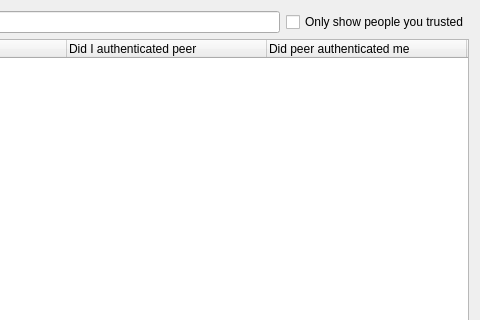
The window that retroshare-gui/src/gui/NetworkDialog.ui (RetroShare/RetroShare) describes before a commit, drawn with Qt 5; both pictures show x 345 to 825 and y 0 to 320 of the 825 by 567 pixel window.
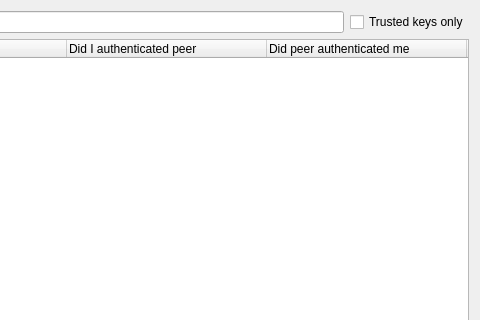
The same window after the commit. Icons and pictures are not drawn. Custom widgets are drawn as their Qt base class.

Commit message: attempt to improve/clarify relationship between nodes and PGP keys. Removed duplicate options and splitted ConfCerDialog into a dialog to show nodes certificates and PGP key information

```diff
--- a/retroshare-gui/src/gui/NetworkDialog.ui
+++ b/retroshare-gui/src/gui/NetworkDialog.ui
@@ -30,7 +30,7 @@
      <item>
       <widget class="QCheckBox" name="onlyTrustedKeys">
        <property name="text">
-        <string>Only show people you trusted</string>
+        <string>Trusted keys only</string>
        </property>
       </widget>
      </item>
```
The commit also changes 12 other files.
